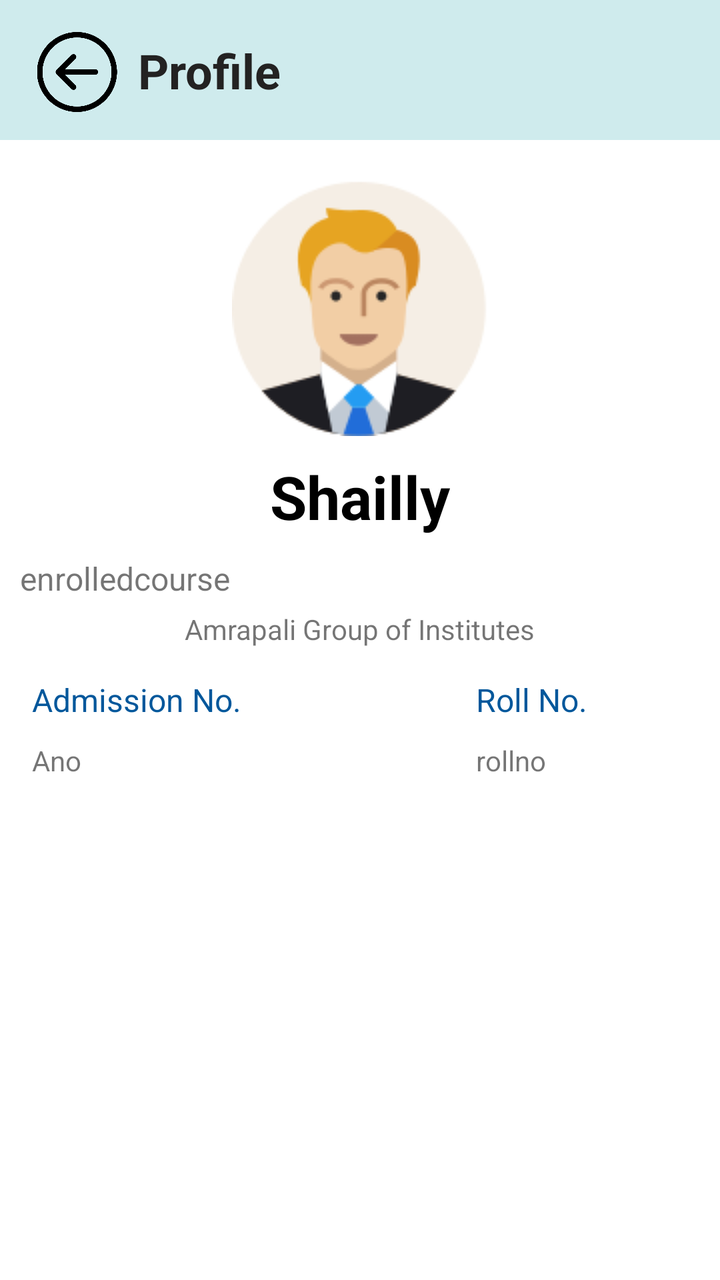
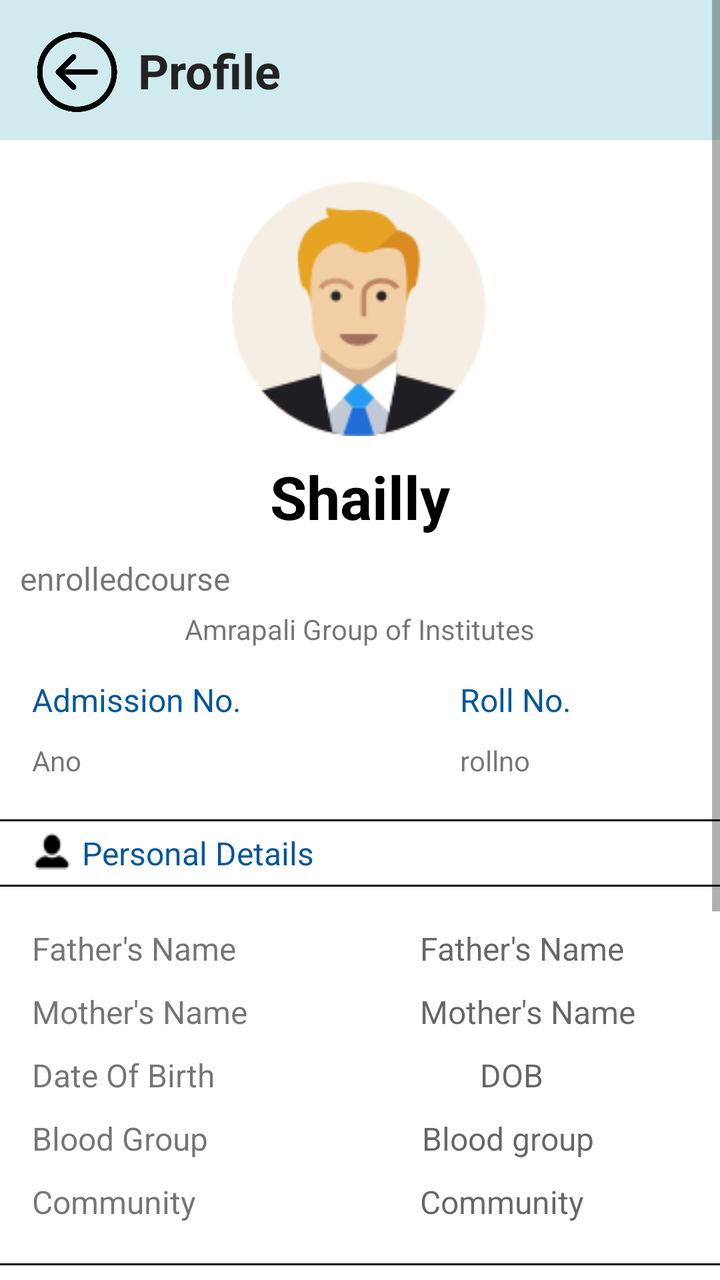

Before-and-after screenshots of an Android layout around one commit, followed by the original layout XML and the change that was made.
<!-- AndroidManifest.xml: application theme Theme.StudentManagementSystem -->
<!-- res/layout/myprofilepage.xml -->
<?xml version="1.0" encoding="utf-8"?>
<androidx.constraintlayout.widget.ConstraintLayout xmlns:android="http://schemas.android.com/apk/res/android"
    xmlns:app="http://schemas.android.com/apk/res-auto"
    xmlns:tools="http://schemas.android.com/tools"
    android:id="@+id/main"
    android:layout_width="match_parent"
    android:layout_height="match_parent"
    tools:context=".MyprofilepageActivity">

    <ScrollView
        android:layout_width="match_parent"
        android:layout_height="wrap_content"
        app:layout_constraintEnd_toEndOf="parent"
        app:layout_constraintStart_toStartOf="parent"
        app:layout_constraintTop_toTopOf="parent">

        <LinearLayout
            android:layout_width="match_parent"
            android:layout_height="wrap_content"
            android:orientation="vertical" >

            <LinearLayout
                android:layout_width="match_parent"
                android:layout_height="70dp"
                android:background="#CFEBED"
                android:orientation="horizontal">

                <ImageView
                    android:id="@+id/imageView9"
                    android:layout_width="45dp"
                    android:layout_height="40dp"
                    android:layout_marginStart="16dp"
                    android:layout_marginTop="16dp"
                    app:srcCompat="@drawable/back"
                    android:contentDescription="@string/myprofileimg" />

                <TextView
                    android:id="@+id/textView8"
                    android:layout_width="0dp"
                    android:layout_height="wrap_content"
                    android:layout_marginStart="8dp"
                    android:layout_marginTop="19dp"
                    android:layout_weight="1"
                    android:text="@string/profile"
                    android:textColor="#232222"
                    android:textSize="24sp"
                    android:textStyle="bold" />
            </LinearLayout>

            <ImageView
                android:id="@+id/imageView10"
                android:layout_width="match_parent"
                android:layout_height="wrap_content"
                android:layout_gravity="center_horizontal"
                android:layout_marginTop="20dp"
                app:srcCompat="@drawable/myprofileimg"
                android:contentDescription="@string/todo" />

            <TextView
                android:id="@+id/textView9"
                android:layout_width="wrap_content"
                android:layout_height="wrap_content"
                android:layout_gravity="center_horizontal"
                android:layout_marginTop="10dp"
                android:text="@string/shailly"
                android:textColor="@color/black"
                android:textSize="30sp"
                android:textStyle="bold" />

            <TextView
                android:id="@+id/textView10"
                android:layout_width="match_parent"
                android:layout_height="wrap_content"
                android:layout_marginStart="10dp"
                android:layout_marginTop="10dp"
                android:layout_marginEnd="10dp"
                android:text="@string/enrolledcourse"
                android:textSize="16sp" />

            <TextView
                android:id="@+id/textView11"
                android:layout_width="wrap_content"
                android:layout_height="wrap_content"
                android:layout_gravity="center_horizontal"
                android:layout_marginTop="5dp"
                android:text="Amrapali Group of Institutes" />

            <LinearLayout
                android:layout_width="match_parent"
                android:layout_height="match_parent"
                android:layout_marginTop="10dp"
                android:orientation="horizontal">

                <TextView
                    android:id="@+id/textView18"
                    android:layout_width="0dp"
                    android:layout_height="wrap_content"
                    android:layout_marginStart="16dp"
                    android:layout_marginTop="5dp"
                    android:layout_weight="1"
                    android:text="Admission No."
                    android:textColor="#01579B"
                    android:textSize="16sp" />

                <TextView
                    android:id="@+id/textView19"
                    android:layout_width="0dp"
                    android:layout_height="wrap_content"
                    android:layout_marginStart="100dp"
                    android:layout_marginTop="5dp"
                    android:layout_weight="1"
                    android:text="Roll No."
                    android:textColor="#01579B"
                    android:textSize="16sp" />
            </LinearLayout>

            <LinearLayout
                android:layout_width="match_parent"
                android:layout_height="match_parent"
                android:orientation="horizontal">

                <TextView
                    android:id="@+id/textView20"
                    android:layout_width="0dp"
                    android:layout_height="wrap_content"
                    android:layout_marginStart="16dp"
                    android:layout_marginTop="10dp"
                    android:layout_weight="1"
                    android:text="Ano" />

                <TextView
                    android:id="@+id/textView21"
                    android:layout_width="0dp"
                    android:layout_height="wrap_content"
                    android:layout_marginStart="100dp"
                    android:layout_marginTop="10dp"
                    android:layout_weight="1"
                    android:text="rollno" />

            </LinearLayout>

        </LinearLayout>
    </ScrollView>
</androidx.constraintlayout.widget.ConstraintLayout>
<!-- resources referenced by this layout -->
<resources>
  <color name="black">#FF000000</color>
  <!-- drawable back: png bitmap (drawable, 9906 bytes) -->
  <!-- drawable myprofileimg: png bitmap (drawable, 6156 bytes) -->
  <string name="enrolledcourse">enrolledcourse</string>
  <string name="myprofileimg">TODO</string>
  <string name="profile">Profile</string>
  <string name="shailly">Shailly</string>
  <string name="todo">TODO</string>
  <style name="Theme.StudentManagementSystem" parent="Theme.MaterialComponents.DayNight.DarkActionBar">
          
          <item name="colorPrimary">@color/purple_500</item>
          <item name="colorPrimaryVariant">@color/purple_700</item>
          <item name="colorOnPrimary">@color/white</item>
          
          <item name="colorSecondary">@color/teal_200</item>
          <item name="colorSecondaryVariant">@color/teal_700</item>
          <item name="colorOnSecondary">@color/black</item>
          
          <item name="android:statusBarColor" tools:targetApi="21">?attr/colorPrimaryVariant</item>
          
      </style>
  <color name="purple_500">#FF6200EE</color>
  <color name="purple_700">#FF3700B3</color>
  <color name="white">#FFFFFFFF</color>
  <color name="teal_200">#FF03DAC5</color>
  <color name="teal_700">#FF018786</color>
</resources>

<!-- the commit's change to res/layout/myprofilepage.xml (unified diff, before → after) -->
@@ -17,7 +17,7 @@
         <LinearLayout
             android:layout_width="match_parent"
             android:layout_height="wrap_content"
-            android:orientation="vertical" >
+            android:orientation="vertical">
 
             <LinearLayout
                 android:layout_width="match_parent"
@@ -26,13 +26,13 @@
                 android:orientation="horizontal">
 
                 <ImageView
-                    android:id="@+id/imageView9"
+                    android:id="@+id/profilebackbtn"
                     android:layout_width="45dp"
                     android:layout_height="40dp"
                     android:layout_marginStart="16dp"
                     android:layout_marginTop="16dp"
-                    app:srcCompat="@drawable/back"
-                    android:contentDescription="@string/myprofileimg" />
+                    android:contentDescription="@string/myprofileimg"
+                    app:srcCompat="@drawable/back" />
 
                 <TextView
                     android:id="@+id/textView8"
@@ -53,8 +53,8 @@
                 android:layout_height="wrap_content"
                 android:layout_gravity="center_horizontal"
                 android:layout_marginTop="20dp"
-                app:srcCompat="@drawable/myprofileimg"
-                android:contentDescription="@string/todo" />
+                android:contentDescription="@string/todo"
+                app:srcCompat="@drawable/myprofileimg" />
 
             <TextView
                 android:id="@+id/textView9"
@@ -108,6 +108,7 @@
                     android:layout_height="wrap_content"
                     android:layout_marginStart="100dp"
                     android:layout_marginTop="5dp"
+                    android:layout_marginEnd="16dp"
                     android:layout_weight="1"
                     android:text="Roll No."
                     android:textColor="#01579B"
@@ -134,11 +135,383 @@
                     android:layout_height="wrap_content"
                     android:layout_marginStart="100dp"
                     android:layout_marginTop="10dp"
+                    android:layout_marginEnd="16dp"
                     android:layout_weight="1"
                     android:text="rollno" />
 
             </LinearLayout>
 
+            <LinearLayout
+                android:layout_width="match_parent"
+                android:layout_height="match_parent"
+                android:orientation="horizontal">
+
+                <View
+                    android:id="@+id/view"
+                    android:layout_width="0dp"
+                    android:layout_height="1dp"
+                    android:layout_marginTop="20dp"
+                    android:layout_weight="1"
+                    android:background="@color/black" />
+            </LinearLayout>
+
+            <LinearLayout
+                android:layout_width="match_parent"
+                android:layout_height="wrap_content"
+                android:layout_gravity="start"
+                android:layout_marginTop="5dp"
+                android:orientation="horizontal">
+
+                <ImageView
+                    android:id="@+id/imageView5"
+                    android:layout_width="wrap_content"
+                    android:layout_height="wrap_content"
+                    android:layout_marginStart="16dp"
+                    android:layout_weight="0"
+                    app:srcCompat="@drawable/profileicon20px" />
+
+                <TextView
+                    android:id="@+id/textView14"
+                    android:layout_width="wrap_content"
+                    android:layout_height="wrap_content"
+                    android:layout_marginStart="5dp"
+                    android:layout_weight="0"
+                    android:text="Personal Details"
+                    android:textColor="#01579B"
+                    android:textSize="16sp" />
+            </LinearLayout>
+
+            <LinearLayout
+                android:layout_width="match_parent"
+                android:layout_height="match_parent"
+                android:orientation="horizontal">
+
+                <View
+                    android:id="@+id/view2"
+                    android:layout_width="0dp"
+                    android:layout_height="1dp"
+                    android:layout_marginTop="5dp"
+                    android:layout_weight="1"
+                    android:background="@color/black" />
+            </LinearLayout>
+
+            <LinearLayout
+                android:layout_width="match_parent"
+                android:layout_height="match_parent"
+                android:orientation="horizontal">
+
+                <TextView
+                    android:id="@+id/textView17"
+                    android:layout_width="0dp"
+                    android:layout_height="wrap_content"
+                    android:layout_marginStart="16dp"
+                    android:layout_marginTop="20dp"
+                    android:layout_weight="1"
+                    android:text="Father's Name"
+                    android:textSize="16sp" />
+
+                <TextView
+                    android:id="@+id/textView27"
+                    android:layout_width="0dp"
+                    android:layout_height="wrap_content"
+                    android:layout_marginStart="60dp"
+                    android:layout_marginTop="20dp"
+                    android:layout_marginEnd="16dp"
+                    android:layout_weight="1"
+                    android:hint="Father's Name"
+                    android:textSize="16sp" />
+
+            </LinearLayout>
+
+            <LinearLayout
+                android:layout_width="match_parent"
+                android:layout_height="match_parent"
+                android:orientation="horizontal">
+
+                <TextView
+                    android:id="@+id/textView25"
+                    android:layout_width="0dp"
+                    android:layout_height="wrap_content"
+                    android:layout_marginStart="16dp"
+                    android:layout_marginTop="10dp"
+                    android:layout_weight="1"
+                    android:text="Mother's Name"
+                    android:textSize="16sp" />
+
+                <TextView
+                    android:id="@+id/textView26"
+                    android:layout_width="0dp"
+                    android:layout_height="wrap_content"
+                    android:layout_marginStart="60dp"
+                    android:layout_marginTop="10dp"
+                    android:layout_marginEnd="16dp"
+                    android:layout_weight="1"
+                    android:hint="Mother's Name"
+                    android:textSize="16sp" />
+            </LinearLayout>
+
+            <LinearLayout
+                android:layout_width="match_parent"
+                android:layout_height="match_parent"
+                android:orientation="horizontal">
+
+                <TextView
+                    android:id="@+id/textView35"
+                    android:layout_width="wrap_content"
+                    android:layout_height="wrap_content"
+                    android:layout_marginStart="16dp"
+                    android:layout_marginTop="10dp"
+                    android:layout_weight="1"
+                    android:text="Date Of Birth"
+                    android:textSize="16sp" />
+
+                <TextView
+                    android:id="@+id/textView36"
+                    android:layout_width="wrap_content"
+                    android:layout_height="wrap_content"
+                    android:layout_marginStart="60dp"
+                    android:layout_marginTop="10dp"
+                    android:layout_marginEnd="16dp"
+                    android:layout_weight="1"
+                    android:hint="DOB"
+                    android:textSize="16sp" />
+            </LinearLayout>
+
+            <LinearLayout
+                android:layout_width="match_parent"
+                android:layout_height="match_parent"
+                android:orientation="horizontal">
+
+                <TextView
+                    android:id="@+id/textView30"
+                    android:layout_width="wrap_content"
+                    android:layout_height="wrap_content"
+                    android:layout_marginStart="16dp"
+                    android:layout_marginTop="10dp"
+                    android:layout_weight="1"
+                    android:text="Blood Group"
+                    android:textSize="16sp" />
+
+                <TextView
+                    android:id="@+id/textView31"
+                    android:layout_width="wrap_content"
+                    android:layout_height="wrap_content"
+                    android:layout_marginStart="60dp"
+                    android:layout_marginTop="10dp"
+                    android:layout_marginEnd="16dp"
+                    android:layout_weight="1"
+                    android:hint="Blood group"
+                    android:textSize="16sp" />
+            </LinearLayout>
+
+            <LinearLayout
+                android:layout_width="match_parent"
+                android:layout_height="match_parent"
+                android:orientation="horizontal">
+
+                <TextView
+                    android:id="@+id/textView32"
+                    android:layout_width="wrap_content"
+                    android:layout_height="wrap_content"
+                    android:layout_marginStart="16dp"
+                    android:layout_marginTop="10dp"
+                    android:layout_weight="1"
+                    android:text="Community"
+                    android:textSize="16sp" />
+
+                <TextView
+                    android:id="@+id/textView33"
+                    android:layout_width="wrap_content"
+                    android:layout_height="wrap_content"
+                    android:layout_marginStart="60dp"
+                    android:layout_marginTop="10dp"
+                    android:layout_marginEnd="16dp"
+                    android:layout_weight="1"
+                    android:hint="Community"
+                    android:textSize="16sp" />
+            </LinearLayout>
+
+            <LinearLayout
+                android:layout_width="match_parent"
+                android:layout_height="match_parent"
+                android:orientation="horizontal">
+
+                <View
+                    android:id="@+id/view3"
+                    android:layout_width="0dp"
+                    android:layout_height="1dp"
+                    android:layout_marginTop="20dp"
+                    android:layout_weight="1"
+                    android:background="@color/black" />
+
+            </LinearLayout>
+
+            <LinearLayout
+                android:layout_width="match_parent"
+                android:layout_height="match_parent"
+                android:orientation="horizontal">
+
+                <ImageView
+                    android:id="@+id/imageView7"
+                    android:layout_width="wrap_content"
+                    android:layout_height="wrap_content"
+                    android:layout_marginStart="16dp"
+                    android:layout_marginTop="5dp"
+                    android:layout_weight="0"
+                    app:srcCompat="@drawable/callingiconimg" />
+
+                <TextView
+                    android:id="@+id/textView37"
+                    android:layout_width="wrap_content"
+                    android:layout_height="wrap_content"
+                    android:layout_marginStart="5dp"
+                    android:layout_marginTop="7dp"
+                    android:layout_weight="0"
+                    android:text="Contact Details"
+                    android:textColor="#01579B"
+                    android:textSize="16sp" />
+            </LinearLayout>
+
+            <LinearLayout
+                android:layout_width="match_parent"
+                android:layout_height="match_parent"
+                android:orientation="horizontal">
+
+                <View
+                    android:id="@+id/view4"
+                    android:layout_width="0dp"
+                    android:layout_height="1dp"
+                    android:layout_marginTop="5dp"
+                    android:layout_weight="1"
+                    android:background="@color/black" />
+            </LinearLayout>
+
+            <LinearLayout
+                android:layout_width="match_parent"
+                android:layout_height="match_parent"
+                android:orientation="horizontal">
+
+                <TextView
+                    android:id="@+id/textView38"
+                    android:layout_width="wrap_content"
+                    android:layout_height="wrap_content"
+                    android:layout_marginStart="16dp"
+                    android:layout_marginTop="20dp"
+                    android:layout_weight="1"
+                    android:text="Phone No."
+                    android:textSize="16sp" />
+
+                <TextView
+                    android:id="@+id/textView39"
+                    android:layout_width="wrap_content"
+                    android:layout_height="wrap_content"
+                    android:layout_marginStart="60dp"
+                    android:layout_marginTop="20dp"
+                    android:layout_marginEnd="16dp"
+                    android:layout_weight="1"
+                    android:hint="Phone no"
+                    android:textSize="16sp" />
+
+            </LinearLayout>
+
+            <LinearLayout
+                android:layout_width="match_parent"
+                android:layout_height="match_parent"
+                android:orientation="horizontal">
+
+                <TextView
+                    android:id="@+id/textView40"
+                    android:layout_width="0dp"
+                    android:layout_height="wrap_content"
+                    android:layout_marginStart="16dp"
+                    android:layout_marginTop="10dp"
+                    android:layout_weight="1"
+                    android:text="Email Id"
+                    android:textSize="16sp" />
+
+                <TextView
+                    android:id="@+id/textView41"
+                    android:layout_width="0dp"
+                    android:layout_height="wrap_content"
+                    android:layout_marginStart="60dp"
+                    android:layout_marginTop="10dp"
+                    android:layout_marginEnd="16dp"
+                    android:layout_weight="1"
+                    android:hint="Email"
+                    android:textSize="16sp" />
+            </LinearLayout>
+
+            <LinearLayout
+                android:layout_width="match_parent"
+                android:layout_height="match_parent"
+                android:orientation="horizontal">
+
+                <View
+                    android:id="@+id/view5"
+                    android:layout_width="0dp"
+                    android:layout_height="1dp"
+                    android:layout_marginTop="20dp"
+                    android:layout_weight="1"
+                    android:background="@color/black" />
+            </LinearLayout>
+
+            <LinearLayout
+                android:layout_width="match_parent"
+                android:layout_height="match_parent"
+                android:orientation="horizontal">
+
+                <ImageView
+                    android:id="@+id/imageView8"
+                    android:layout_width="wrap_content"
+                    android:layout_height="wrap_content"
+                    android:layout_marginStart="16dp"
+                    android:layout_marginTop="5dp"
+                    android:layout_weight="0"
+                    app:srcCompat="@drawable/addressiconimg" />
+
+                <TextView
+                    android:id="@+id/textView44"
+                    android:layout_width="wrap_content"
+                    android:layout_height="wrap_content"
+                    android:layout_marginStart="5dp"
+                    android:layout_marginTop="7dp"
+                    android:layout_weight="0"
+                    android:text="Address"
+                    android:textColor="#01579B"
+                    android:textSize="16sp" />
+            </LinearLayout>
+            <LinearLayout
+                android:layout_width="match_parent"
+                android:layout_height="match_parent"
+                android:orientation="horizontal">
+
+                <View
+                    android:id="@+id/view6"
+                    android:layout_width="0dp"
+                    android:layout_height="1dp"
+                    android:layout_marginTop="5dp"
+                    android:layout_weight="1"
+                    android:background="@color/black" />
+            </LinearLayout>
+
+            <LinearLayout
+                android:layout_width="match_parent"
+                android:layout_height="match_parent"
+                android:orientation="horizontal">
+
+                <TextView
+                    android:id="@+id/textView47"
+                    android:layout_width="wrap_content"
+                    android:layout_height="wrap_content"
+                    android:layout_marginStart="16dp"
+                    android:layout_marginTop="20dp"
+                    android:layout_marginEnd="16dp"
+                    android:layout_marginBottom="60dp"
+                    android:layout_weight="1"
+                    android:hint="Student address here"
+                    android:textSize="16sp" />
+
+            </LinearLayout>
         </LinearLayout>
     </ScrollView>
 </androidx.constraintlayout.widget.ConstraintLayout>
<!-- resource entries referenced after the edit -->
@@ -1,8 +1,23 @@
 <!-- resources referenced by this layout -->
 <resources>
   <color name="black">#FF000000</color>
+  <!-- drawable addressiconimg (drawable) -->
+  <vector xmlns:android="http://schemas.android.com/apk/res/android" android:height="24dp" android:tint="#000000" android:viewportHeight="24" android:viewportWidth="24" android:width="24dp">
+        
+      <path android:fillColor="@android:color/white" android:pathData="M1,11l0,10l5,0l0,-6l4,0l0,6l5,0l0,-10l-7,-5z"/>
+        
+      <path android:fillColor="@android:color/white" android:pathData="M10,3v1.97l7,5V11h2v2h-2v2h2v2h-2v4h6V3H10zM19,9h-2V7h2V9z"/>
+      
+  </vector>
   <!-- drawable back: png bitmap (drawable, 9906 bytes) -->
+  <!-- drawable callingiconimg (drawable) -->
+  <vector xmlns:android="http://schemas.android.com/apk/res/android" android:height="24dp" android:tint="#000000" android:viewportHeight="24" android:viewportWidth="24" android:width="24dp">
+        
+      <path android:fillColor="@android:color/white" android:pathData="M20.01,15.38c-1.23,0 -2.42,-0.2 -3.53,-0.56 -0.35,-0.12 -0.74,-0.03 -1.01,0.24l-1.57,1.97c-2.83,-1.35 -5.48,-3.9 -6.89,-6.83l1.95,-1.66c0.27,-0.28 0.35,-0.67 0.24,-1.02 -0.37,-1.11 -0.56,-2.3 -0.56,-3.53 0,-0.54 -0.45,-0.99 -0.99,-0.99H4.19C3.65,3 3,3.24 3,3.99 3,13.28 10.73,21 20.01,21c0.71,0 0.99,-0.63 0.99,-1.18v-3.45c0,-0.54 -0.45,-0.99 -0.99,-0.99z"/>
+      
+  </vector>
   <!-- drawable myprofileimg: png bitmap (drawable, 6156 bytes) -->
+  <!-- drawable profileicon20px: png bitmap (drawable, 249 bytes) -->
   <string name="enrolledcourse">enrolledcourse</string>
   <string name="myprofileimg">TODO</string>
   <string name="profile">Profile</string>
